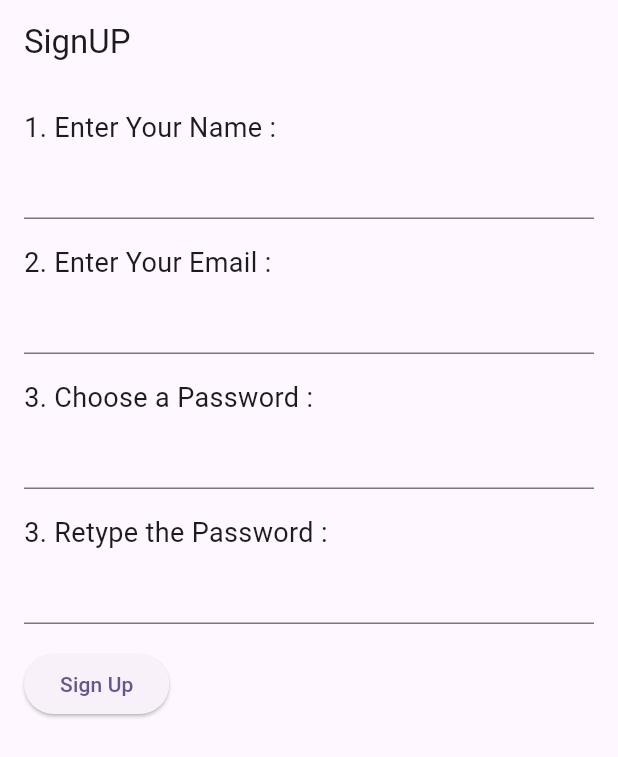
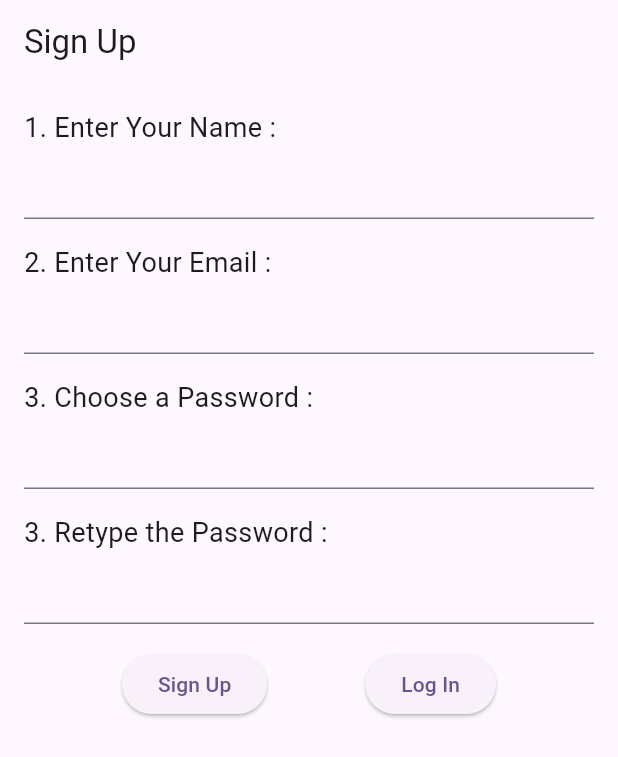
Before and after one commit to ahmaddioxide/moca, a Flutter app: the screen it shows after launch, on a phone screen of 412 x 824 dp. Shown: the top 757 px of the screen. Run offline on Flutter 3.47's test engine with Material 2 defaults, Android fonts, the phone set to English and light mode, and no system bars; our stand-ins replace cloud_firestore, firebase_auth, firebase_core, get; accounts and stored records are empty.

Commit message:
Update signup_screen.dart

```diff
--- a/lib/views/signup_screen.dart
+++ b/lib/views/signup_screen.dart
@@ -19,7 +19,7 @@ class _SignUpScreenState extends State<SignUpScreen> {
   Widget build(BuildContext context) {
     return Scaffold(
       appBar: AppBar(
-        title: const Text('SignUP'),
+        title: const Text('Sign Up'),
       ),
       body: Padding(
         padding: const EdgeInsets.all(16.0),
@@ -110,6 +110,9 @@ class _SignUpScreenState extends State<SignUpScreen> {
                   },
                 ),
                 const SizedBox(height: 16),
+                Row(
+                  mainAxisAlignment: MainAxisAlignment.spaceEvenly,
+                  children: [
                     ElevatedButton(
                       onPressed: () async {
                         if (_formKey.currentState!.validate()) {
@@ -130,6 +133,12 @@ class _SignUpScreenState extends State<SignUpScreen> {
                       },
                       child: const Text('Sign Up'),
                     ),
+                    ElevatedButton(
+                      onPressed: () {},
+                      child: const Text('Log In'),
+                    ),
+                  ],
+                ),
               ],
             ),
           ),
```
Lines whose indentation alone changed are shown as unchanged.
